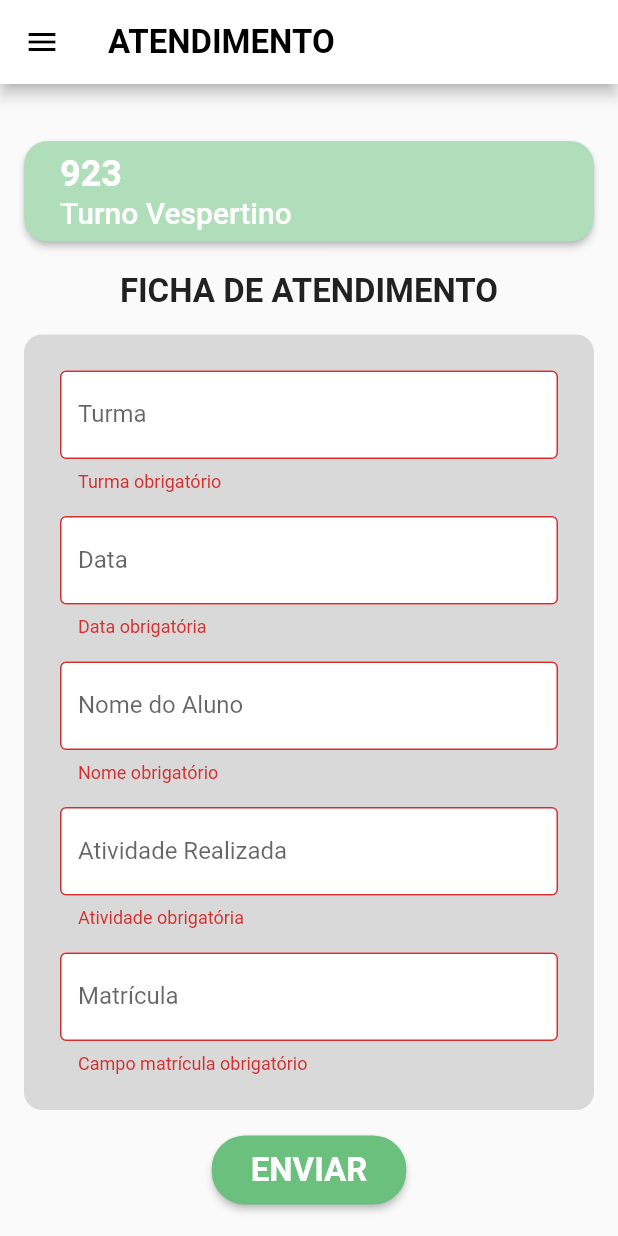
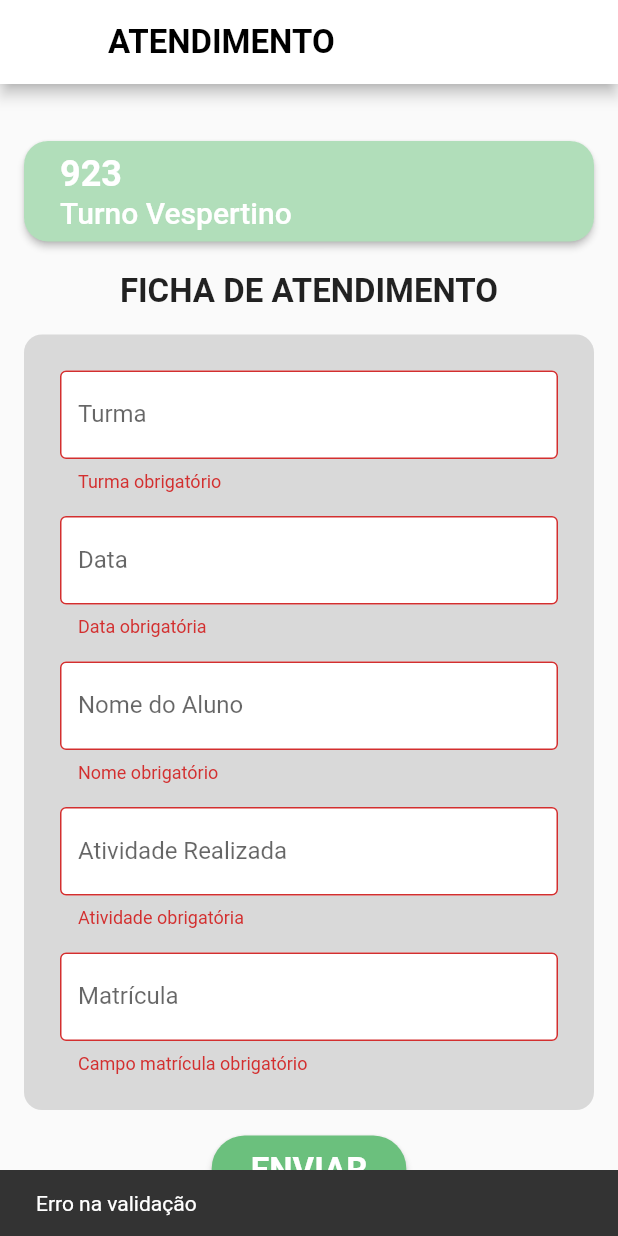
Before and after one commit to ludmilabss/App_prmo, a Flutter app: the AtendimentoPage screen opened directly, after a tap on "ENVIAR", on a phone screen of 412 x 824 dp. Run offline on Flutter 3.47's test engine with Material 2 defaults, Android fonts, the phone set to English and light mode, and no system bars; our stand-ins replace sqflite, table_calendar; accounts and stored records are empty.

Commit message:
Inserção da página atendimento no banco de dados

```diff
--- /dev/null
+++ b/lib/domain/atendimento.dart
@@ -0,0 +1,34 @@
+
+class Atendimento {
+  late String turma;
+  late String data1;
+  late String nome;
+  late String atividade;
+  late String matricula;
+
+  Atendimento({
+    required this.turma,
+    required this.data1,
+    required this.nome,
+    required this.atividade,
+    required this.matricula,
+
+});
+  Atendimento.fromJson(Map<String, dynamic>json) {
+    turma = json['turma'];
+    data1 = json['data1'];
+    nome = json['nome'];
+    atividade = json['atividade'];
+    matricula = json['matricula'];
+  }
+
+  Map<String, dynamic> toJson() {
+    final Map<String, dynamic> data = <String, dynamic>{};
+    data['turma'] = turma;
+    data['data1'] = data1;
+    data['nome'] = nome;
+    data['atividade'] = atividade;
+    data['matricula'] = matricula;
+    return data;
+  }
+    }
--- a/lib/main.dart
+++ b/lib/main.dart
@@ -1,9 +1,10 @@
+import 'package:app_prmo/monitor_pages/atendimento_page.dart';
 import 'package:flutter/material.dart';
 import 'pages/login_page.dart';
 
 void main() {
   runApp(const MaterialApp(
     debugShowCheckedModeBanner: false,
-    home: LoginPage(),
+    home: AtendimentoPage(),
   ));
 }
--- a/lib/pages/atendimento_page.dart
+++ b/lib/monitor_pages/atendimento_page.dart
@@ -1,6 +1,11 @@
+import 'package:app_prmo/domain/atendimento.dart';
+import 'package:app_prmo/domain/atendimento_dao.dart';
 import 'package:app_prmo/monitor_pages/home_monitor.dart';
 import 'package:app_prmo/pages/turmas_page.dart';
+import 'package:app_prmo/widget/drawer.dart';
 import 'package:flutter/material.dart';
+
+import '../widget/drawer_m.dart';
 
 
 class AtendimentoPage extends StatefulWidget {
@@ -18,16 +23,11 @@ class _AtendimentoPageState extends State<AtendimentoPage> {
 
   final _formKey = GlobalKey<FormState>();
 
+  @override
   Widget build(BuildContext context) {
     return Scaffold(
+      drawer: const DrawerWidget1(),
       appBar: AppBar(
-        leading: GestureDetector(
-          onTap: () {},
-          child: const Icon(
-            Icons.menu,
-            color: Colors.black,
-          ),
-        ),
         backgroundColor: Colors.white,
         title: const Text(
           "ATENDIMENTO",
@@ -154,7 +154,7 @@ class _AtendimentoPageState extends State<AtendimentoPage> {
                             validator: (value) {
                               if (value == null || value.isEmpty) {
                                 return 'Campo matrícula obrigatório';
-                              } else if (value.length < 10) {
+                              } else if (value.length >= 10 ) {
                                 return 'Matrícula deve conter no mínimo 10 digitos';
                               }
 
@@ -246,51 +246,24 @@ class _AtendimentoPageState extends State<AtendimentoPage> {
     );
   }
 
-  buildContainer({
-    required String t,
-    required bool text,
-  }) {
-    return Container(
-      decoration: BoxDecoration(
-        color: Colors.white,
-        borderRadius: BorderRadius.circular(1),
-      ),
 
-      child: Padding(
-        padding: const EdgeInsets.only(
-            left: 0, right: 0, bottom: 0),
-        child: TextFormField(
+  void onPressed() async{
+    if (_formKey.currentState!.validate()) {
+      String turma = turmaController.text;
+      String data = dataController.text;
+      String nome = nomeController.text;
+      String matricula = matriculaController.text;
+      String atividade = atividadeController.text;
 
-          decoration: InputDecoration(
-            border: OutlineInputBorder(),
-            labelText: t,
-          ),
-          obscureText: text ? true : false,
-        ),
-      ),
+      Atendimento atendimento = Atendimento(turma: turma, data1: data, nome: nome, atividade: atividade, matricula: matricula);
+      await AtendimentoDao().salvarAtendimento(atendimento: atendimento);
 
-    );
-  }
+      const snack = SnackBar(content: Text('Atendimento salvo!'));
+      ScaffoldMessenger.of(context).showSnackBar(snack);
 
-  void onPressed() {
-    if (_formKey.currentState!.validate()) {
-      String turmaLogin = "913";
-      String matriculaLogin = "2020304050";
-
-      String as = turmaController.text;
-      String data = dataController.text;
-      String a = matriculaController.text;
-
-      if (turmaLogin == as && matriculaLogin == a) {
-        Navigator.pushReplacement(
-          context,
-          MaterialPageRoute(
-            builder: (context) {
-              return const HomeMonitor();
-            },
-          ),
-        );
-      }
+    } else {
+      const snack = SnackBar(content: Text('Erro na validação'));
+      ScaffoldMessenger.of(context).showSnackBar(snack);
     }
   }
-}
+  }
--- a/lib/pages/editarsenha_page.dart
+++ b/lib/pages/editarsenha_page.dart
@@ -31,7 +31,7 @@ class _EditarSenhaPageState extends State<EditarSenhaPage> {
 
             //PADDING PRA FAZER OS CAMPOS DE SENHA ATUAL NOVA SENHA E CONFIRMAR NOVA SENHA
             Padding(
-              padding: EdgeInsets.only(left: 16.0, right: 16.0, bottom: 2.0),
+              padding: const EdgeInsets.only(left: 16.0, right: 16.0, bottom: 2.0),
               child: Column(
                 crossAxisAlignment: CrossAxisAlignment.start,
                 children: [
--- a/lib/pages/materias_page.dart
+++ b/lib/pages/materias_page.dart
@@ -1,3 +1,4 @@
+import 'package:app_prmo/widget/drawer.dart';
 import 'package:flutter/material.dart';
 import 'monitor_page.dart';
 
@@ -12,6 +13,7 @@ class _MateriasPageState extends State<MateriasPage> {
   @override
   Widget build(BuildContext context) {
     return Scaffold(
+      drawer: const DrawerWidget(),
       appBar: AppBar(
         leading: const BackButton(color: Colors.black),
         backgroundColor: Colors.white,
```
Also changed, not shown: lib/data/db_helper.dart (added, +38 -0 lines), lib/domain/atendimento_dao.dart (added, +31 -0 lines), lib/monitor_pages/home_monitor.dart (+5 -2 lines), lib/pages/calendario_page.dart (+4 -9 lines), lib/pages/monitor_page.dart (+12 -15 lines), lib/pages/perfil_page.dart (+13 -18 lines), lib/widget/drawer.dart (+22 -1 lines), pubspec.yaml (+7 -0 lines), pubspec.lock, 1 other file.
